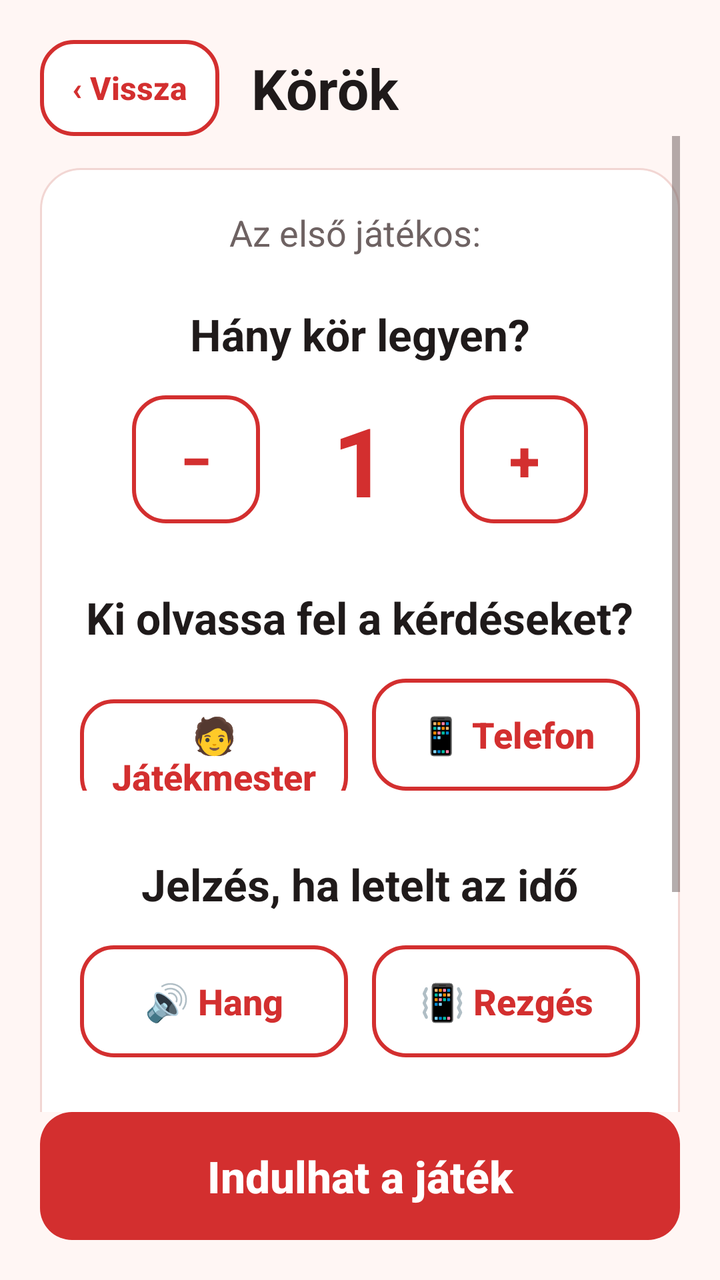
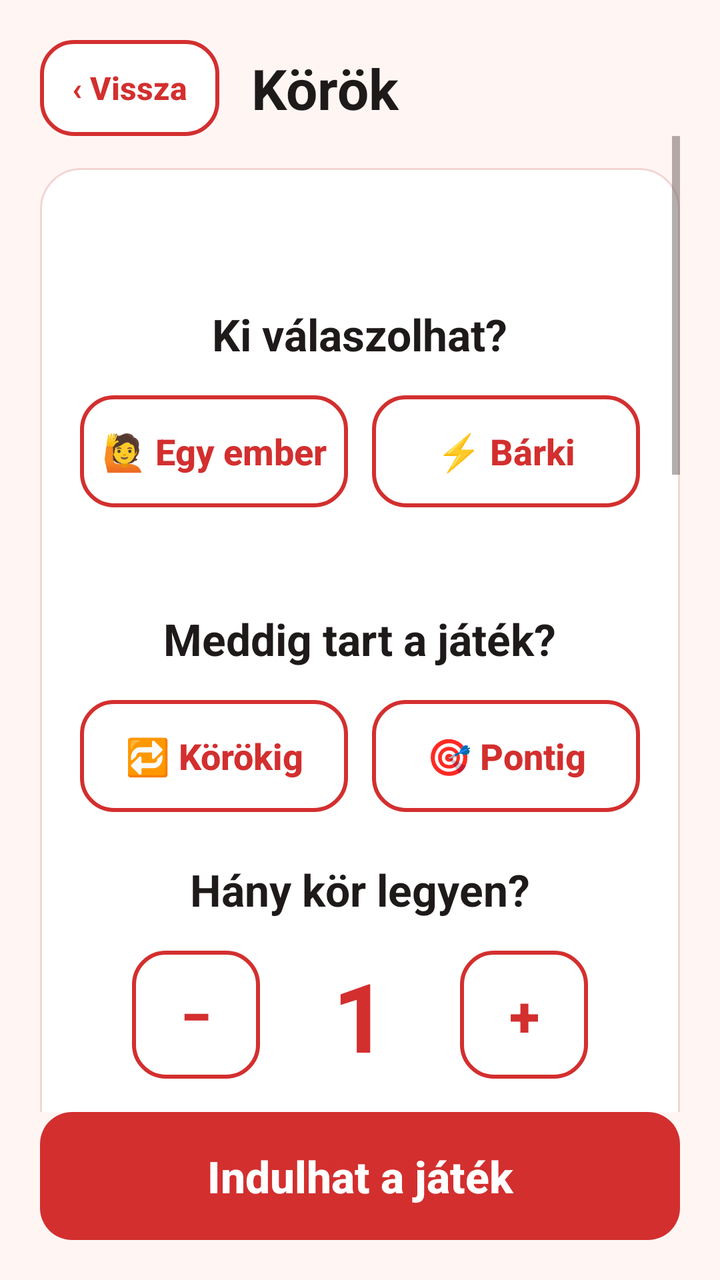

Before-and-after screenshots of an Android layout around one commit, followed by the original layout XML and the change that was made.
<!-- AndroidManifest.xml: application theme AppTheme -->
<!-- res/layout/activity_round.xml -->
<?xml version="1.0" encoding="utf-8"?>
<LinearLayout xmlns:android="http://schemas.android.com/apk/res/android"
    xmlns:tools="http://schemas.android.com/tools"
    style="@style/Screen"
    tools:context=".RoundActivity">

    <LinearLayout
        android:layout_width="match_parent"
        android:layout_height="wrap_content"
        android:gravity="center_vertical"
        android:orientation="horizontal">

        <Button
            style="@style/ButtonSmall"
            android:id="@+id/ButtonBackRound"
            android:text="‹ Vissza" />

        <TextView
            style="@style/ScreenTitle"
            android:layout_marginStart="16dp"
            android:text="Körök" />
    </LinearLayout>

    
    <ScrollView
        android:layout_width="match_parent"
        android:layout_height="0dp"
        android:layout_weight="1"
        android:fillViewport="true">

        <LinearLayout
            android:layout_width="match_parent"
            android:layout_height="wrap_content"
            android:gravity="center_vertical"
            android:orientation="vertical"
            android:paddingTop="16dp"
            android:paddingBottom="16dp">

            <LinearLayout
                style="@style/Card"
                android:layout_width="match_parent"
                android:layout_height="wrap_content"
                android:gravity="center_horizontal"
                android:orientation="vertical">

                <TextView
                    android:layout_width="wrap_content"
                    android:layout_height="wrap_content"
                    android:id="@+id/FirstPlayer"
                    android:text="Az első játékos: "
                    android:textColor="@color/textSecondary"
                    android:textSize="18sp" />

                <TextView
                    android:layout_width="wrap_content"
                    android:layout_height="wrap_content"
                    android:id="@+id/RoundText"
                    android:layout_marginTop="24dp"
                    android:text="Hány kör legyen?"
                    android:textColor="@color/textPrimary"
                    android:textSize="22sp"
                    android:textStyle="bold" />

                <LinearLayout
                    android:layout_width="wrap_content"
                    android:layout_height="wrap_content"
                    android:layout_marginTop="16dp"
                    android:gravity="center_vertical"
                    android:orientation="horizontal">

                    <Button
                        style="@style/ButtonSecondary"
                        android:id="@+id/ButtonRoundMinus"
                        android:layout_width="64dp"
                        android:paddingStart="0dp"
                        android:paddingEnd="0dp"
                        android:text="−"
                        android:textSize="28sp" />

                    <EditText
                        android:layout_width="100dp"
                        android:layout_height="wrap_content"
                        android:id="@+id/RoundNumber"
                        android:background="@null"
                        android:gravity="center"
                        android:inputType="number"
                        android:text="1"
                        android:textColor="@color/colorPrimary"
                        android:textSize="48sp"
                        android:textStyle="bold" />

                    <Button
                        style="@style/ButtonSecondary"
                        android:id="@+id/ButtonRoundPlus"
                        android:layout_width="64dp"
                        android:paddingStart="0dp"
                        android:paddingEnd="0dp"
                        android:text="+"
                        android:textSize="28sp" />
                </LinearLayout>

                <TextView
                    android:layout_width="wrap_content"
                    android:layout_height="wrap_content"
                    android:layout_marginTop="32dp"
                    android:text="Ki olvassa fel a kérdéseket?"
                    android:textColor="@color/textPrimary"
                    android:textSize="22sp"
                    android:textStyle="bold" />

                <LinearLayout
                    android:layout_width="match_parent"
                    android:layout_height="wrap_content"
                    android:layout_marginTop="16dp"
                    android:orientation="horizontal">

                    <Button
                        style="@style/ButtonSecondary"
                        android:id="@+id/ButtonReaderMaster"
                        android:layout_width="0dp"
                        android:layout_height="56dp"
                        android:layout_weight="1"
                        android:layout_marginEnd="6dp"
                        android:paddingStart="8dp"
                        android:paddingEnd="8dp"
                        android:text="🧑 Játékmester"
                        android:textSize="18sp" />

                    <Button
                        style="@style/ButtonSecondary"
                        android:id="@+id/ButtonReaderPhone"
                        android:layout_width="0dp"
                        android:layout_height="56dp"
                        android:layout_weight="1"
                        android:layout_marginStart="6dp"
                        android:paddingStart="8dp"
                        android:paddingEnd="8dp"
                        android:text="📱 Telefon"
                        android:textSize="18sp" />
                </LinearLayout>

                <TextView
                    android:layout_width="wrap_content"
                    android:layout_height="wrap_content"
                    android:layout_marginTop="32dp"
                    android:text="Jelzés, ha letelt az idő"
                    android:textColor="@color/textPrimary"
                    android:textSize="22sp"
                    android:textStyle="bold" />

                
                <LinearLayout
                    android:layout_width="match_parent"
                    android:layout_height="wrap_content"
                    android:layout_marginTop="16dp"
                    android:orientation="horizontal">

                    <Button
                        style="@style/ButtonSecondary"
                        android:id="@+id/ButtonSignalBeep"
                        android:layout_width="0dp"
                        android:layout_height="56dp"
                        android:layout_weight="1"
                        android:layout_marginEnd="6dp"
                        android:paddingStart="8dp"
                        android:paddingEnd="8dp"
                        android:text="🔊 Hang"
                        android:textSize="18sp" />

                    <Button
                        style="@style/ButtonSecondary"
                        android:id="@+id/ButtonSignalVibrate"
                        android:layout_width="0dp"
                        android:layout_height="56dp"
                        android:layout_weight="1"
                        android:layout_marginStart="6dp"
                        android:paddingStart="8dp"
                        android:paddingEnd="8dp"
                        android:text="📳 Rezgés"
                        android:textSize="18sp" />
                </LinearLayout>

                <TextView
                    android:layout_width="wrap_content"
                    android:layout_height="wrap_content"
                    android:layout_marginTop="32dp"
                    android:text="Sorozat-bónusz"
                    android:textColor="@color/textPrimary"
                    android:textSize="22sp"
                    android:textStyle="bold" />

                
                <Button
                    style="@style/ButtonSecondary"
                    android:id="@+id/ButtonStreakBonus"
                    android:layout_height="56dp"
                    android:layout_marginTop="16dp"
                    android:paddingStart="8dp"
                    android:paddingEnd="8dp"
                    android:text="🔥 3 találat egymás után: +1 pont"
                    android:textSize="16sp" />
            </LinearLayout>
        </LinearLayout>
    </ScrollView>

    <Button
        style="@style/ButtonPrimary"
        android:id="@+id/ButtonNextRound"
        android:text="Indulhat a játék" />

</LinearLayout>
<!-- resources referenced by this layout -->
<resources>
  <color name="colorPrimary">#D32F2F</color>
  <color name="textPrimary">#1F1A1A</color>
  <color name="textSecondary">#6E6262</color>
  <style name="ButtonPrimary" parent="ButtonBase">
          <item name="android:background">@drawable/btn_primary</item>
          <item name="android:textColor">@color/onPrimary</item>
      </style>
  <style name="ButtonSecondary" parent="ButtonBase">
          <item name="android:background">@drawable/btn_secondary</item>
          <item name="android:textColor">@color/text_secondary_button</item>
      </style>
  <style name="ButtonSmall" parent="ButtonSecondary">
          <item name="android:layout_width">wrap_content</item>
          <item name="android:layout_height">48dp</item>
          <item name="android:textSize">16sp</item>
          <item name="android:paddingStart">16dp</item>
          <item name="android:paddingEnd">16dp</item>
      </style>
  <style name="Card">
          <item name="android:background">@drawable/bg_card</item>
          <item name="android:padding">20dp</item>
      </style>
  <style name="Screen">
          <item name="android:layout_width">match_parent</item>
          <item name="android:layout_height">match_parent</item>
          <item name="android:orientation">vertical</item>
          <item name="android:padding">20dp</item>
          <item name="android:background">@color/background</item>
      </style>
  <style name="ScreenTitle">
          <item name="android:layout_width">wrap_content</item>
          <item name="android:layout_height">wrap_content</item>
          <item name="android:textSize">28sp</item>
          <item name="android:textStyle">bold</item>
          <item name="android:textColor">@color/textPrimary</item>
      </style>
  <style name="AppTheme" parent="Theme.AppCompat.DayNight.NoActionBar">
          <item name="colorPrimary">@color/colorPrimary</item>
          <item name="colorPrimaryDark">@color/colorPrimaryDark</item>
          <item name="colorAccent">@color/colorAccent</item>
          <item name="android:windowBackground">@color/background</item>
          <item name="android:textColorPrimary">@color/textPrimary</item>
          <item name="android:textColorSecondary">@color/textSecondary</item>
      </style>
  <style name="ButtonBase" parent="Widget.AppCompat.Button">
          <item name="android:layout_width">match_parent</item>
          <item name="android:layout_height">64dp</item>
          <item name="android:textSize">22sp</item>
          <item name="android:textStyle">bold</item>
          <item name="android:textAllCaps">false</item>
          <item name="android:stateListAnimator">@null</item>
          <item name="android:paddingStart">20dp</item>
          <item name="android:paddingEnd">20dp</item>
      </style>
  <color name="onPrimary">#FFFFFF</color>
  <!-- drawable bg_card (drawable) -->
  <?xml version="1.0" encoding="utf-8"?>
  <shape xmlns:android="http://schemas.android.com/apk/res/android" android:shape="rectangle">
      <corners android:radius="20dp" />
      <solid android:color="@color/surface" />
      <stroke android:width="1dp" android:color="@color/outline" />
  </shape>
  <color name="background">#FFF6F4</color>
  <color name="colorPrimaryDark">#9A0007</color>
  <color name="colorAccent">#D32F2F</color>
  <color name="disabled">#E0D6D5</color>
  <color name="surface">#FFFFFF</color>
  <color name="pinkLight">#FCE4EC</color>
  <color name="outline">#F2D6D3</color>
  <!-- unchanged entries left out for length: 2 -->
</resources>

<!-- the commit's change to res/layout/activity_round.xml (unified diff, before → after) -->
@@ -47,9 +47,100 @@
                     android:layout_width="wrap_content"
                     android:layout_height="wrap_content"
                     android:id="@+id/FirstPlayer"
-                    android:text="Az első játékos: "
+                    android:gravity="center"
                     android:textColor="@color/textSecondary"
                     android:textSize="18sp" />
+
+
+                <TextView
+                    android:layout_width="wrap_content"
+                    android:layout_height="wrap_content"
+                    android:layout_marginTop="24dp"
+                    android:text="Ki válaszolhat?"
+                    android:textColor="@color/textPrimary"
+                    android:textSize="22sp"
+                    android:textStyle="bold" />
+
+                <LinearLayout
+                    android:layout_width="match_parent"
+                    android:layout_height="wrap_content"
+                    android:layout_marginTop="16dp"
+                    android:orientation="horizontal">
+
+                    <Button
+                        style="@style/ButtonSecondary"
+                        android:id="@+id/ButtonAnswerOne"
+                        android:layout_width="0dp"
+                        android:layout_height="56dp"
+                        android:layout_weight="1"
+                        android:layout_marginEnd="6dp"
+                        android:paddingStart="8dp"
+                        android:paddingEnd="8dp"
+                        android:text="🙋 Egy ember"
+                        android:textSize="18sp" />
+
+                    <Button
+                        style="@style/ButtonSecondary"
+                        android:id="@+id/ButtonAnswerAnybody"
+                        android:layout_width="0dp"
+                        android:layout_height="56dp"
+                        android:layout_weight="1"
+                        android:layout_marginStart="6dp"
+                        android:paddingStart="8dp"
+                        android:paddingEnd="8dp"
+                        android:text="⚡ Bárki"
+                        android:textSize="18sp" />
+                </LinearLayout>
+
+                <TextView
+                    android:layout_width="wrap_content"
+                    android:layout_height="wrap_content"
+                    android:id="@+id/AnswerHint"
+                    android:layout_marginTop="8dp"
+                    android:gravity="center"
+                    android:textColor="@color/textSecondary"
+                    android:textSize="14sp" />
+
+                
+                <TextView
+                    android:layout_width="wrap_content"
+                    android:layout_height="wrap_content"
+                    android:layout_marginTop="24dp"
+                    android:text="Meddig tart a játék?"
+                    android:textColor="@color/textPrimary"
+                    android:textSize="22sp"
+                    android:textStyle="bold" />
+
+                <LinearLayout
+                    android:layout_width="match_parent"
+                    android:layout_height="wrap_content"
+                    android:layout_marginTop="16dp"
+                    android:orientation="horizontal">
+
+                    <Button
+                        style="@style/ButtonSecondary"
+                        android:id="@+id/ButtonGoalRounds"
+                        android:layout_width="0dp"
+                        android:layout_height="56dp"
+                        android:layout_weight="1"
+                        android:layout_marginEnd="6dp"
+                        android:paddingStart="8dp"
+                        android:paddingEnd="8dp"
+                        android:text="🔁 Körökig"
+                        android:textSize="18sp" />
+
+                    <Button
+                        style="@style/ButtonSecondary"
+                        android:id="@+id/ButtonGoalPoints"
+                        android:layout_width="0dp"
+                        android:layout_height="56dp"
+                        android:layout_weight="1"
+                        android:layout_marginStart="6dp"
+                        android:paddingStart="8dp"
+                        android:paddingEnd="8dp"
+                        android:text="🎯 Pontig"
+                        android:textSize="18sp" />
+                </LinearLayout>
 
                 <TextView
                     android:layout_width="wrap_content"
@@ -99,6 +190,65 @@
                         android:textSize="28sp" />
                 </LinearLayout>
 
+                
+                <TextView
+                    android:layout_width="wrap_content"
+                    android:layout_height="wrap_content"
+                    android:id="@+id/RoundTotal"
+                    android:layout_marginTop="8dp"
+                    android:gravity="center"
+                    android:textColor="@color/textSecondary"
+                    android:textSize="14sp" />
+
+                <TextView
+                    android:layout_width="wrap_content"
+                    android:layout_height="wrap_content"
+                    android:layout_marginTop="32dp"
+                    android:text="Ki kérdez?"
+                    android:textColor="@color/textPrimary"
+                    android:textSize="22sp"
+                    android:textStyle="bold" />
+
+                <LinearLayout
+                    android:layout_width="match_parent"
+                    android:layout_height="wrap_content"
+                    android:layout_marginTop="16dp"
+                    android:orientation="horizontal">
+
+                    <Button
+                        style="@style/ButtonSecondary"
+                        android:id="@+id/ButtonAskerMaster"
+                        android:layout_width="0dp"
+                        android:layout_height="56dp"
+                        android:layout_weight="1"
+                        android:layout_marginEnd="6dp"
+                        android:paddingStart="8dp"
+                        android:paddingEnd="8dp"
+                        android:text="🧑 Játékmester"
+                        android:textSize="18sp" />
+
+                    <Button
+                        style="@style/ButtonSecondary"
+                        android:id="@+id/ButtonAskerPlayers"
+                        android:layout_width="0dp"
+                        android:layout_height="56dp"
+                        android:layout_weight="1"
+                        android:layout_marginStart="6dp"
+                        android:paddingStart="8dp"
+                        android:paddingEnd="8dp"
+                        android:text="👥 Egymást"
+                        android:textSize="18sp" />
+                </LinearLayout>
+
+                <TextView
+                    android:layout_width="wrap_content"
+                    android:layout_height="wrap_content"
+                    android:id="@+id/AskerHint"
+                    android:layout_marginTop="8dp"
+                    android:gravity="center"
+                    android:textColor="@color/textSecondary"
+                    android:textSize="14sp" />
+
                 <TextView
                     android:layout_width="wrap_content"
                     android:layout_height="wrap_content"
@@ -123,7 +273,7 @@
                         android:layout_marginEnd="6dp"
                         android:paddingStart="8dp"
                         android:paddingEnd="8dp"
-                        android:text="🧑 Játékmester"
+                        android:text="🧑 Kérdező"
                         android:textSize="18sp" />
 
                     <Button
@@ -183,6 +333,7 @@
                 <TextView
                     android:layout_width="wrap_content"
                     android:layout_height="wrap_content"
+                    android:id="@+id/StreakTitle"
                     android:layout_marginTop="32dp"
                     android:text="Sorozat-bónusz"
                     android:textColor="@color/textPrimary"
@@ -199,6 +350,87 @@
                     android:paddingEnd="8dp"
                     android:text="🔥 3 találat egymás után: +1 pont"
                     android:textSize="16sp" />
+
+                <TextView
+                    android:layout_width="wrap_content"
+                    android:layout_height="wrap_content"
+                    android:id="@+id/FlashTitle"
+                    android:layout_marginTop="32dp"
+                    android:text="Villámkör"
+                    android:textColor="@color/textPrimary"
+                    android:textSize="22sp"
+                    android:textStyle="bold" />
+
+                
+                <Button
+                    style="@style/ButtonSecondary"
+                    android:id="@+id/ButtonFlash"
+                    android:layout_height="56dp"
+                    android:layout_marginTop="16dp"
+                    android:paddingStart="8dp"
+                    android:paddingEnd="8dp"
+                    android:text="⚡ Minden kör után egy kérdés mindenkinek"
+                    android:textSize="16sp" />
+
+                <TextView
+                    android:layout_width="wrap_content"
+                    android:layout_height="wrap_content"
+                    android:id="@+id/PassTitle"
+                    android:layout_marginTop="32dp"
+                    android:text="Passz"
+                    android:textColor="@color/textPrimary"
+                    android:textSize="22sp"
+                    android:textStyle="bold" />
+
+                
+                <LinearLayout
+                    android:id="@+id/PassRow"
+                    android:layout_width="match_parent"
+                    android:layout_height="wrap_content"
+                    android:layout_marginTop="16dp"
+                    android:orientation="horizontal">
+
+                    <Button
+                        style="@style/ButtonSecondary"
+                        android:id="@+id/ButtonPass0"
+                        android:layout_width="0dp"
+                        android:layout_height="56dp"
+                        android:layout_weight="1"
+                        android:layout_marginEnd="6dp"
+                        android:text="Nincs"
+                        android:textSize="18sp" />
+
+                    <Button
+                        style="@style/ButtonSecondary"
+                        android:id="@+id/ButtonPass1"
+                        android:layout_width="0dp"
+                        android:layout_height="56dp"
+                        android:layout_weight="1"
+                        android:layout_marginStart="6dp"
+                        android:layout_marginEnd="6dp"
+                        android:text="🃏 1"
+                        android:textSize="18sp" />
+
+                    <Button
+                        style="@style/ButtonSecondary"
+                        android:id="@+id/ButtonPass2"
+                        android:layout_width="0dp"
+                        android:layout_height="56dp"
+                        android:layout_weight="1"
+                        android:layout_marginStart="6dp"
+                        android:text="🃏 2"
+                        android:textSize="18sp" />
+                </LinearLayout>
+
+                <TextView
+                    android:layout_width="wrap_content"
+                    android:layout_height="wrap_content"
+                    android:id="@+id/PassHint"
+                    android:layout_marginTop="8dp"
+                    android:gravity="center"
+                    android:text="Fejenként ennyi kérdést lehet továbbadni egy játékban, pontvesztés nélkül."
+                    android:textColor="@color/textSecondary"
+                    android:textSize="14sp" />
             </LinearLayout>
         </LinearLayout>
     </ScrollView>
